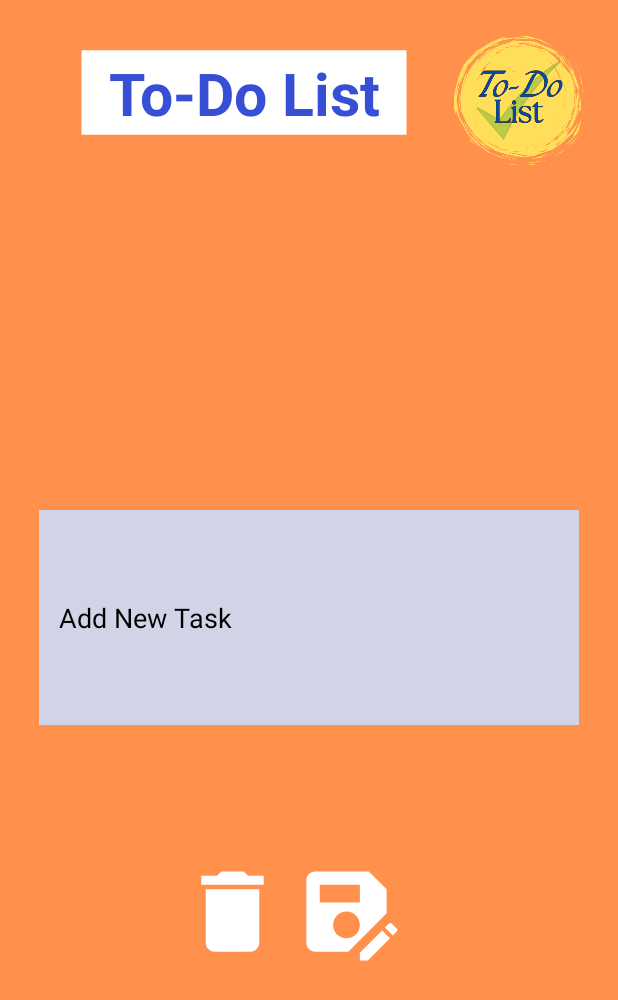
After one commit to zaeema48/CODSOFT_To-Do-List, an Android app: the AddTask screen opened directly, with no data from a screen before it, on a phone screen of 412 x 824 dp. The commit adds this screen. Shown: the top 1000 px of the screen. Run offline under Robolectric (Android 15) with nearby library versions, the phone set to English and light mode, and no system bars; our stand-ins replace sdp/ssp sizes.

Commit message:
Upto Edit task

```diff
--- a/app/build.gradle
+++ b/app/build.gradle
@@ -41,4 +41,5 @@ dependencies {
     implementation 'com.intuit.sdp:sdp-android:1.1.0' //for size
     implementation 'com.intuit.ssp:ssp-android:1.1.0'
     implementation "com.airbnb.android:lottie:3.7.0" //lottie files
+    implementation 'androidx.room:room-runtime:2.4.3' //for room database
 }
--- a/app/src/main/AndroidManifest.xml
+++ b/app/src/main/AndroidManifest.xml
@@ -13,10 +13,10 @@
         android:theme="@style/Theme.ToDoList"
         tools:targetApi="31">
         <activity
-            android:name=".TaskPage"
+            android:name=".EditTask"
             android:exported="false" />
         <activity
-            android:name=".AddToDoList"
+            android:name=".AddTask"
             android:exported="false" />
         <activity
             android:name=".MainActivity"
--- /dev/null
+++ b/app/src/main/java/com/example/to_dolist/AddTask.java
@@ -0,0 +1,19 @@
+package com.example.to_dolist;
+
+import android.os.Bundle;
+
+import androidx.activity.EdgeToEdge;
+import androidx.appcompat.app.AppCompatActivity;
+import androidx.core.graphics.Insets;
+import androidx.core.view.ViewCompat;
+import androidx.core.view.WindowInsetsCompat;
+
+public class AddTask extends AppCompatActivity {
+
+    @Override
+    protected void onCreate(Bundle savedInstanceState) {
+        super.onCreate(savedInstanceState);
+        setContentView(R.layout.activity_add_task);
+
+    }
+}
--- a/app/src/main/java/com/example/to_dolist/RecyclerAdapter.java
+++ b/app/src/main/java/com/example/to_dolist/RecyclerAdapter.java
@@ -68,7 +68,7 @@ public class RecyclerAdapter extends RecyclerView.Adapter<RecyclerAdapter.ViewHo
         holder.cardView.setOnClickListener(new View.OnClickListener() {
             @Override
             public void onClick(View v) {
-                Intent intent = new Intent(context, TaskPage.class);
+                Intent intent = new Intent(context, EditTask.class);
                 intent.putExtra("toDoList", modelList.get(position));
                 context.startActivity(intent);
             }
--- a/app/src/main/java/com/example/to_dolist/ToDoListDao.java
+++ b/app/src/main/java/com/example/to_dolist/ToDoListDao.java
@@ -10,10 +10,10 @@ import java.util.List;
 @Dao
 public interface ToDoListDao {
     @Insert( onConflict = OnConflictStrategy.REPLACE)
-    void insert (String task);
+    void insert (ToDoListModel toDoListModel);
 
     @Query("SELECT * FROM toDoList ORDER BY id DESC")
-    List<String>getAll();
+    List<ToDoListModel>getAll();
 
     @Query("UPDATE toDoList SET done =1 WHERE id= :id")
     void taskDone(int id);
--- /dev/null
+++ b/app/src/main/res/layout/activity_add_task.xml
@@ -0,0 +1,62 @@
+<?xml version="1.0" encoding="utf-8"?>
+<RelativeLayout xmlns:android="http://schemas.android.com/apk/res/android"
+    xmlns:app="http://schemas.android.com/apk/res-auto"
+    xmlns:tools="http://schemas.android.com/tools"
+    android:id="@+id/main"
+    android:layout_width="match_parent"
+    android:layout_height="match_parent"
+    tools:context=".AddTask"
+    android:background="#FF914D">
+
+    <TextView
+        android:text="To-Do List"
+        android:background="@drawable/baseline_rectangle_242"
+        android:layout_width="@dimen/_200sdp"
+        android:layout_height="@dimen/_65sdp"
+        android:textSize="@dimen/_30ssp"
+        android:textColor="@color/blue_dark"
+        android:textStyle="bold"
+        android:padding="@dimen/_10sdp"
+        android:gravity="center"
+        android:layout_marginTop="@dimen/_15sdp"
+        android:layout_marginLeft="@dimen/_25sdp" />
+
+    <ImageView
+        android:layout_width="@dimen/_100sdp"
+        android:layout_height="@dimen/_80sdp"
+        android:src="@drawable/logo"
+        android:layout_alignParentRight="true"
+        android:layout_marginTop="@dimen/_10sdp"/>
+
+    <EditText
+        android:id="@+id/addTask"
+        android:layout_width="match_parent"
+        android:layout_height="@dimen/_110sdp"
+        android:hint="Add New Task"
+        android:textSize="@dimen/_14ssp"
+        android:background="#D0D4E6"
+        android:padding="@dimen/_10sdp"
+        android:textColor="@color/black"
+        android:textStyle="normal"
+        android:textColorHint="@color/black"
+        android:layout_centerInParent="true"
+        android:layout_marginLeft="@dimen/_20sdp"
+        android:layout_marginRight="@dimen/_20sdp"/>
+
+    <ImageView
+        android:id="@+id/save"
+        android:layout_width="@dimen/_55sdp"
+        android:layout_height="@dimen/_55sdp"
+        android:src="@drawable/save"
+        android:layout_marginLeft="@dimen/_150sdp"
+        android:layout_marginTop="@dimen/_440sdp"/>
+
+    <ImageView
+        android:id="@+id/del"
+        android:layout_width="@dimen/_55sdp"
+        android:layout_height="@dimen/_55sdp"
+        android:src="@drawable/white_delete"
+        android:layout_marginTop="@dimen/_440sdp"
+        android:layout_marginLeft="@dimen/_92sdp"/>
+
+</RelativeLayout>
--- a/app/src/main/res/layout/activity_task_page.xml
+++ b/app/src/main/res/layout/activity_edit_task.xml
@@ -5,7 +5,7 @@
     android:id="@+id/main"
     android:layout_width="match_parent"
     android:layout_height="match_parent"
-    tools:context=".TaskPage"
+    tools:context=".EditTask"
     android:background="#FF914D">
 
     <TextView
@@ -32,7 +32,6 @@
         android:id="@+id/addTask"
         android:layout_width="match_parent"
         android:layout_height="@dimen/_110sdp"
-        android:hint="Add New Task"
         android:textSize="@dimen/_14ssp"
         android:background="#D0D4E6"
         android:padding="@dimen/_10sdp"
```
Also changed, not shown: app/src/main/java/com/example/to_dolist/AddToDoList.java (deleted, +0 -24 lines), app/src/main/java/com/example/to_dolist/EditTask.java (added, +65 -0 lines), app/src/main/java/com/example/to_dolist/MainActivity.java (+9 -10 lines), app/src/main/java/com/example/to_dolist/RoomDB.java (+24 -1 lines), app/src/main/java/com/example/to_dolist/TaskPage.java (deleted, +0 -56 lines), app/src/main/res/layout/activity_add_to_do_list.xml (deleted, +0 -10 lines).
